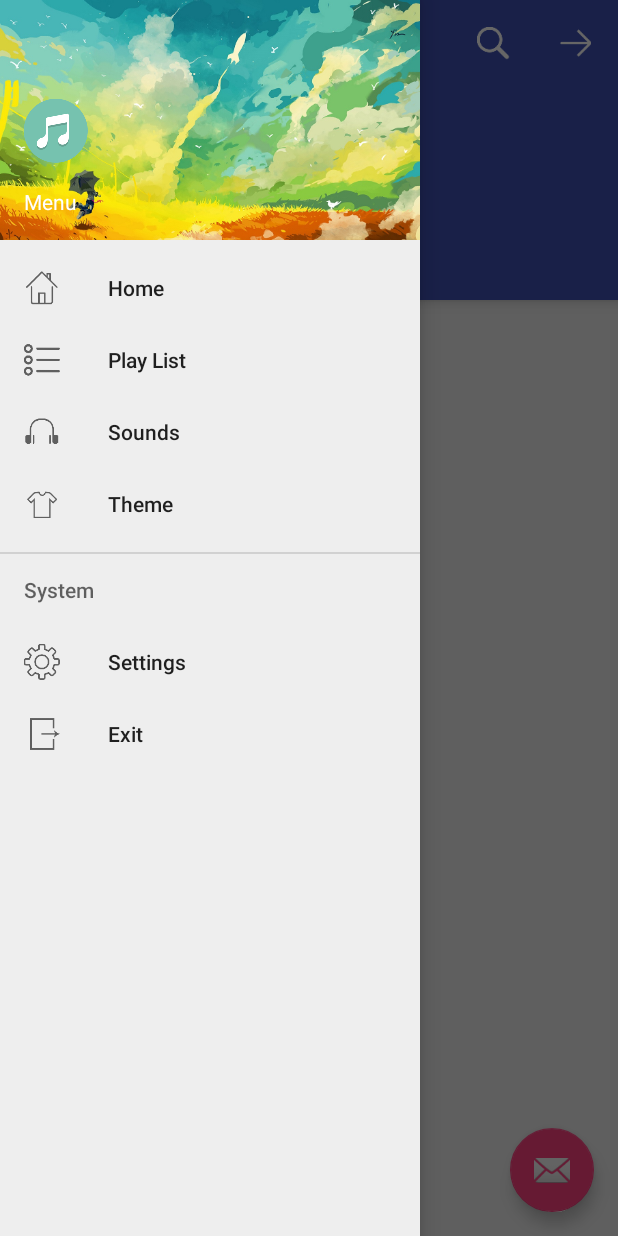
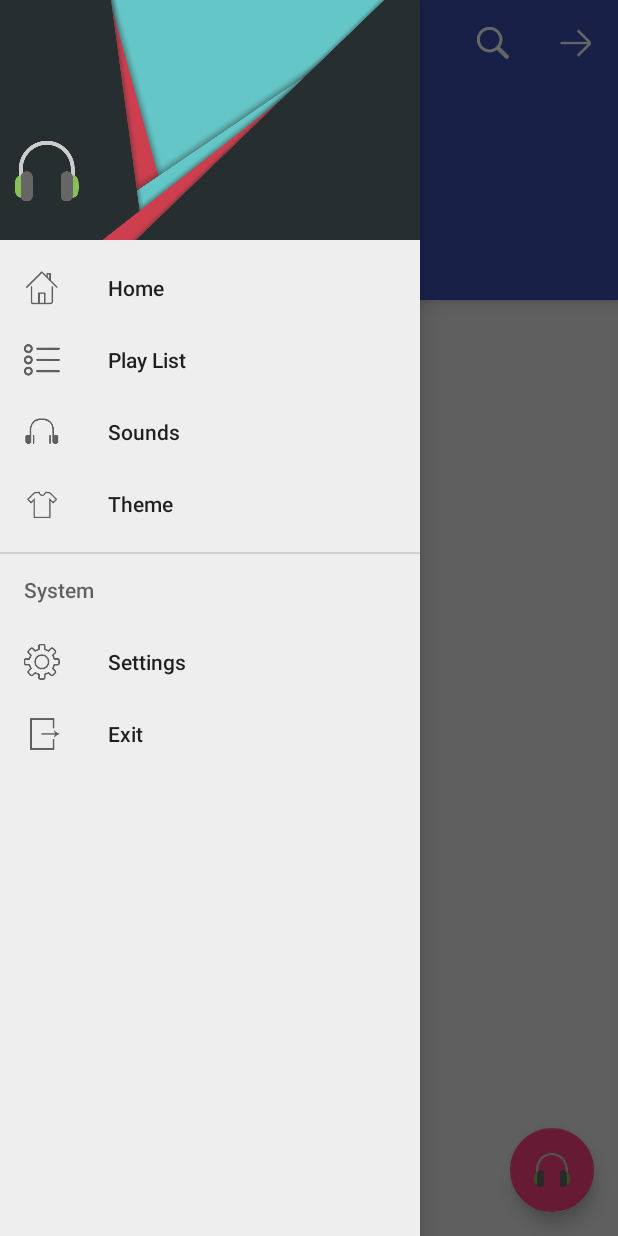
Before and after one commit to SereneGuest/AndroidMusicPlayer, an Android app: the screen it shows after launch (MusicActivity), with the side drawer open, on a phone screen of 412 x 824 dp. Run offline under Robolectric (Android 15) with nearby library versions, the phone set to English and light mode, and no system bars; our stand-ins replace EventBus.

Commit message:
界面和动画优化

```diff
--- a/src/main/java/com/wenzhe/music/MusicActivity.java
+++ b/src/main/java/com/wenzhe/music/MusicActivity.java
@@ -132,6 +132,16 @@ public class MusicActivity extends AppCompatActivity
                 break;
         }
     }
+    //view click event
+    @Subscribe
+    public void onViewClick(View view) {
+        switch (view.getId()) {
+            case R.id.fab_playing:
+                goToPlayFragment();
+                break;
+        }
+    }
+
     @Override
     public void onBackStackChanged() {
         Log.d(TAG, "back stack count:" + fm.getBackStackEntryCount());
--- a/src/main/java/com/wenzhe/music/constants/PlayType.java
+++ b/src/main/java/com/wenzhe/music/constants/PlayType.java
@@ -4,5 +4,5 @@ package com.wenzhe.music.constants;
  * Created by wenzhe on 2016/4/29.
  */
 public enum  PlayType {
-    next,previous,fromButtonPlay,fromListPlay,requestInfo,exit,stopTimer,startTimer,seekBarChange
+    next,previous,fromButtonPlay,fromListPlay,requestInfo,exit,stopTimer,startTimer, seekBarChange
 }
--- a/src/main/java/com/wenzhe/music/ui/MusicUi.java
+++ b/src/main/java/com/wenzhe/music/ui/MusicUi.java
@@ -1,12 +1,12 @@
 package com.wenzhe.music.ui;
 
 
-import android.animation.TimeInterpolator;
 import android.animation.ValueAnimator;
 import android.app.Activity;
 import android.graphics.Bitmap;
 import android.os.Build;
 import android.support.design.widget.CollapsingToolbarLayout;
+import android.support.design.widget.FloatingActionButton;
 import android.support.v4.widget.DrawerLayout;
 import android.support.v7.app.ActionBarDrawerToggle;
 import android.support.v7.widget.RecyclerView;
@@ -25,13 +25,15 @@ import org.greenrobot.eventbus.EventBus;
 /**
  * Created by wenzhe on 2016/4/26.
  */
-public class MusicUi {
+public class MusicUi implements View.OnClickListener {
 
     private View rootView;
     private Activity activity;
     private CollapsingToolbarLayout header;
     private ImageView headerImg;
     // private TextView imgCover;
+
+    private FloatingActionButton fabPlaying;
 
     private int currentColor;
 
@@ -64,6 +66,8 @@ public class MusicUi {
         drawer.setDrawerListener(toggle);
         toggle.syncState();
 
+        fabPlaying = (FloatingActionButton) rootView.findViewById(R.id.fab_playing);
+        fabPlaying.setOnClickListener(this);
         //imgCover = (TextView) rootView.findViewById(R.id.img_cover);
     }
 
@@ -113,4 +117,8 @@ public class MusicUi {
         return animator;
     }
 
+    @Override
+    public void onClick(View v) {
+        EventBus.getDefault().post(v);
+    }
 }
--- a/src/main/res/layout/music_fragment.xml
+++ b/src/main/res/layout/music_fragment.xml
@@ -55,11 +55,11 @@
     </android.support.v7.widget.RecyclerView>
 
     <android.support.design.widget.FloatingActionButton
-        android:id="@+id/fab"
+        android:id="@+id/fab_playing"
         android:layout_width="wrap_content"
         android:layout_height="wrap_content"
         android:layout_gravity="bottom|end"
         android:layout_margin="@dimen/fab_margin"
-        android:src="@android:drawable/ic_dialog_email" />
+        android:src="@mipmap/music_playing" />
 
 </android.support.design.widget.CoordinatorLayout>
--- a/src/main/res/layout/nav_header_music.xml
+++ b/src/main/res/layout/nav_header_music.xml
@@ -2,13 +2,10 @@
 <LinearLayout xmlns:android="http://schemas.android.com/apk/res/android"
     android:layout_width="match_parent"
     android:layout_height="@dimen/nav_header_height"
-    android:background="@mipmap/main_bg"
+    android:background="@mipmap/header_img"
     android:gravity="bottom"
     android:orientation="vertical"
-    android:paddingBottom="@dimen/activity_vertical_margin"
-    android:paddingLeft="@dimen/activity_horizontal_margin"
-    android:paddingRight="@dimen/activity_horizontal_margin"
-    android:paddingTop="@dimen/activity_vertical_margin"
+    android:padding="@dimen/view_margin_10"
     android:theme="@style/ThemeOverlay.AppCompat.Dark">
 
     <ImageView
@@ -16,15 +13,15 @@
         android:layout_width="wrap_content"
         android:layout_height="wrap_content"
         android:scaleType="centerCrop"
-        android:paddingTop="@dimen/nav_header_vertical_spacing"
-        android:src="@mipmap/music" />
+        android:paddingBottom="@dimen/nav_header_vertical_spacing"
+        android:src="@mipmap/music_playing" />
 
-    <TextView
+    <!--<TextView
         android:layout_width="match_parent"
         android:layout_height="wrap_content"
         android:paddingTop="@dimen/nav_header_vertical_spacing"
         android:text="Menu"
-        android:textAppearance="@style/TextAppearance.AppCompat.Body1" />
+        android:textAppearance="@style/TextAppearance.AppCompat.Body1" />-->
 
    <!-- <TextView
         android:id="@+id/textView"
--- a/src/main/res/layout/play_fragment.xml
+++ b/src/main/res/layout/play_fragment.xml
@@ -7,12 +7,6 @@
     xmlns:android="http://schemas.android.com/apk/res/android">
 
 
-    <!--<ImageView
-        android:id="@+id/album_img"
-        android:layout_width="match_parent"
-        android:layout_height="300dp"
-        android:scaleType="centerCrop"
-        android:src="@mipmap/main_bg"/>-->
     <com.wenzhe.music.ui.AlbumView
         android:id="@+id/album_view"
         android:layout_width="match_parent"
```
Also changed, not shown: src/main/java/com/wenzhe/music/action/ViewAction.java (deleted, +0 -27 lines), src/main/java/com/wenzhe/music/constants/ViewType.java (deleted, +0 -8 lines), src/main/java/com/wenzhe/music/ui/AlbumView.java (+20 -6 lines), src/main/java/com/wenzhe/music/ui/PlayUi.java (+2 -12 lines), src/main/res/mipmap-xxhdpi/header_img.png (added), src/main/res/mipmap-xxhdpi/music_playing.png (added), 1 other file.
